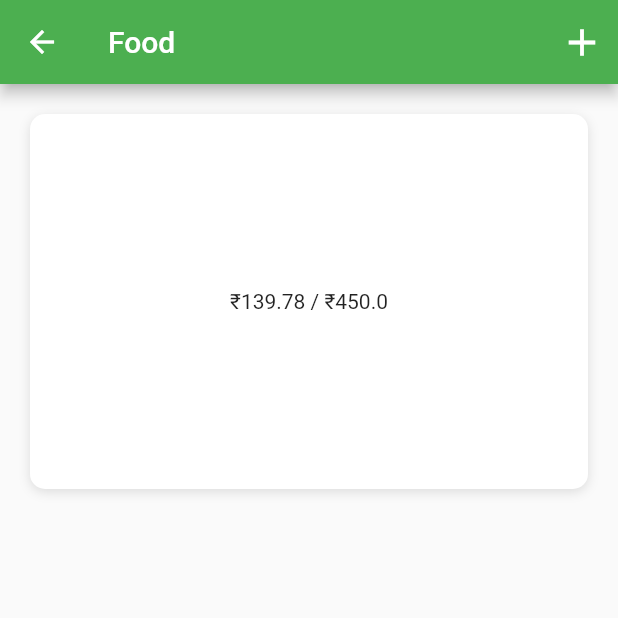
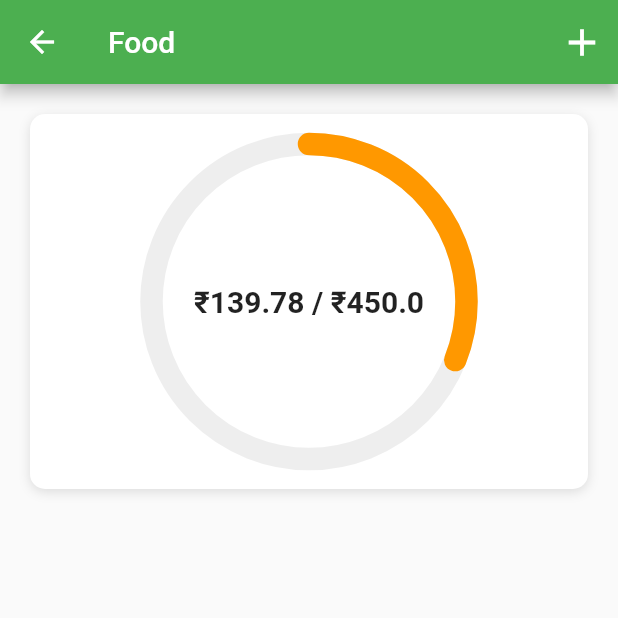
Before and after one commit to roktim32/My-Budget-App, a Flutter app: the screen it shows after launch, after a tap on "Food", on a phone screen of 412 x 824 dp, the top half of it. Run offline on Flutter 3.47's test engine with Material 2 defaults, Android fonts, the phone set to English and light mode, and no system bars.

Commit message:
custom paint

```diff
--- a/lib/screens/category_screen.dart
+++ b/lib/screens/category_screen.dart
@@ -1,6 +1,8 @@
 import 'package:flutter/material.dart';
+import 'package:flutter_budget_ui/helpers/color_helper.dart';
 import 'package:flutter_budget_ui/models/category_model.dart';
 import 'package:flutter_budget_ui/models/expense_model.dart';
+import 'package:flutter_budget_ui/widgets/radial_painter.dart';
 
 class CategoryScreen extends StatefulWidget {
   late final Category? category;
@@ -51,9 +53,22 @@ class _CategoryScreenState extends State<CategoryScreen> {
                       blurRadius: 6.0)
                 ],
               ),
-              child: Center(
-                child: Text(
-                    '\₹${amountLeft.toStringAsFixed(2)} / \₹${widget.category!.maxAmount!}'),
+              child: CustomPaint(
+                foregroundPainter: RadialPainter(
+                  bgColor: Colors.grey[200],
+                  lineColor: getColor(context, percent),
+                  percent: percent,
+                  width: 15.0,
+                ),
+                child: Center(
+                  child: Text(
+                    '\₹${amountLeft.toStringAsFixed(2)} / \₹${widget.category!.maxAmount!}',
+                    style: TextStyle(
+                      fontSize: 20.0,
+                      fontWeight: FontWeight.w600,
+                    ),
+                  ),
+                ),
               ),
             ),
           ],
--- /dev/null
+++ b/lib/widgets/radial_painter.dart
@@ -0,0 +1,37 @@
+import 'dart:math';
+
+import 'package:flutter/material.dart';
+
+class RadialPainter extends CustomPainter {
+  late final Color? bgColor;
+  late final Color? lineColor;
+  late final double? percent;
+  late final double? width;
+
+  RadialPainter({this.bgColor, this.lineColor, this.percent, this.width});
+
+  @override
+  void paint(Canvas canvas, Size size) {
+    Paint bgLine = Paint()
+      ..color = bgColor!
+      ..strokeCap = StrokeCap.round
+      ..style = PaintingStyle.stroke
+      ..strokeWidth = width!;
+    Paint completeLine = Paint()
+      ..color = lineColor!
+      ..strokeCap = StrokeCap.round
+      ..style = PaintingStyle.stroke
+      ..strokeWidth = width!;
+    Offset center = Offset(size.width / 2, size.height / 2);
+    double radius = min(size.width / 2, size.height / 2);
+    canvas.drawCircle(center, radius, bgLine);
+    double sweepAngle = 2 * pi * percent!;
+    canvas.drawArc(Rect.fromCircle(center: center, radius: radius), -pi / 2,
+        sweepAngle, false, completeLine);
+  }
+
+  @override
+  bool shouldRepaint(covariant CustomPainter oldDelegate) {
+    return true;
+  }
+}
```
